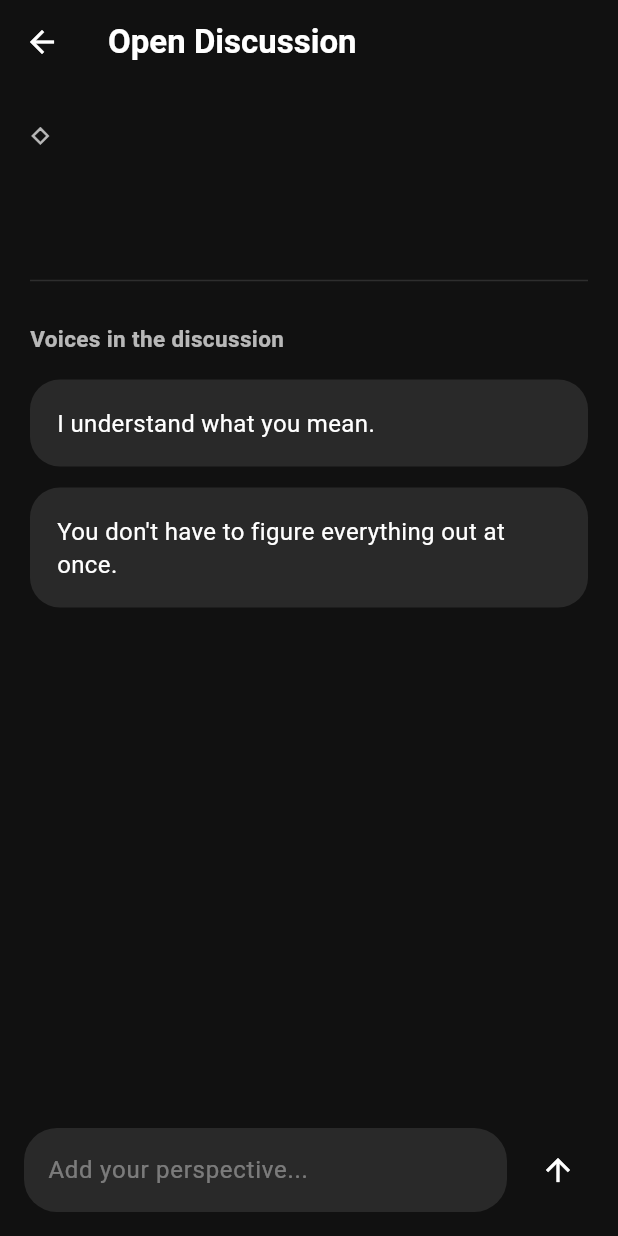
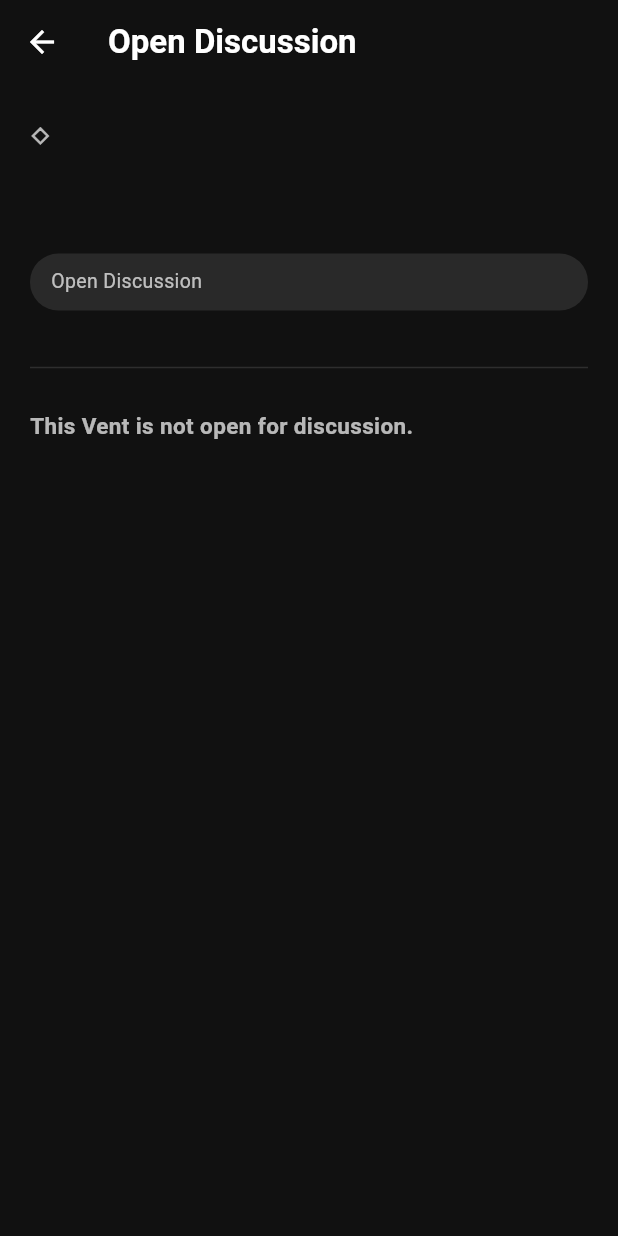
Before and after one commit to noyajesse/ventvo, a Flutter app: the DiscussionScreen screen opened directly with empty values, on a phone screen of 412 x 824 dp. Run offline on Flutter 3.47's test engine with Material 3 defaults, Android fonts, the phone set to English and light mode, and no system bars; our stand-ins replace flutter_riverpod, shared_preferences; accounts and stored records are empty.

Commit message:
fix: enforce Vent response intent in discussion

```diff
--- a/lib/features/discussion/screen/discussion_screen.dart
+++ b/lib/features/discussion/screen/discussion_screen.dart
@@ -11,17 +11,14 @@ class DiscussionScreen extends StatefulWidget {
   });
 
   @override
-  State<DiscussionScreen> createState() =>
-      _DiscussionScreenState();
+  State<DiscussionScreen> createState() => _DiscussionScreenState();
 }
 
-class _DiscussionScreenState
-    extends State<DiscussionScreen> {
-  final TextEditingController controller =
-      TextEditingController();
+class _DiscussionScreenState extends State<DiscussionScreen> {
+  final TextEditingController controller = TextEditingController();
 
   final List<String> responses = [
-    "I understand what you mean.",
+    'I understand what you mean.',
     "You don't have to figure everything out at once.",
   ];
 
@@ -44,26 +41,22 @@ class _DiscussionScreenState
 
   @override
   Widget build(BuildContext context) {
+    final isOpenDiscussion = widget.vent.isOpenDiscussion;
+
     return Scaffold(
       backgroundColor: const Color(0xFF111111),
-
       appBar: AppBar(
         backgroundColor: const Color(0xFF111111),
         elevation: 0,
-
         title: const Text(
-          "Open Discussion",
+          Vent.openDiscussion,
           style: TextStyle(
             color: Colors.white,
             fontWeight: FontWeight.bold,
           ),
         ),
-
-        iconTheme: const IconThemeData(
-          color: Colors.white,
+        iconTheme: const IconThemeData(color: Colors.white),
       ),
-      ),
-
       body: Column(
         children: [
           Expanded(
@@ -71,16 +64,14 @@ class _DiscussionScreenState
               padding: const EdgeInsets.all(20),
               children: [
                 Text(
-                  "◇ ${widget.vent.voiceMark}",
+                  '◇ ${widget.vent.voiceMark}',
                   style: const TextStyle(
                     color: Colors.white70,
                     fontSize: 18,
                     fontWeight: FontWeight.bold,
                   ),
                 ),
-
                 const SizedBox(height: 18),
-
                 Text(
                   widget.vent.content,
                   style: const TextStyle(
@@ -89,37 +80,46 @@ class _DiscussionScreenState
                     height: 1.4,
                   ),
                 ),
-
+                const SizedBox(height: 20),
+                Container(
+                  padding: const EdgeInsets.symmetric(
+                    horizontal: 14,
+                    vertical: 9,
+                  ),
+                  decoration: BoxDecoration(
+                    color: Colors.white10,
+                    borderRadius: BorderRadius.circular(20),
+                  ),
+                  child: const Text(
+                    Vent.openDiscussion,
+                    style: TextStyle(
+                      color: Colors.white70,
+                      fontSize: 13,
+                    ),
+                  ),
+                ),
                 const SizedBox(height: 30),
-
-                const Divider(
-                  color: Colors.white12,
-                ),
-
+                const Divider(color: Colors.white12),
                 const SizedBox(height: 20),
-
-                const Text(
-                  "Voices in the discussion",
-                  style: TextStyle(
+                Text(
+                  isOpenDiscussion
+                      ? 'Voices in the discussion'
+                      : 'This Vent is not open for discussion.',
+                  style: const TextStyle(
                     color: Colors.white70,
                     fontSize: 15,
                     fontWeight: FontWeight.bold,
                   ),
                 ),
-
+                if (isOpenDiscussion) ...[
                   const SizedBox(height: 15),
-
                   ...responses.map(
-                  (response) {
-                    return Container(
-                      margin: const EdgeInsets.only(
-                        bottom: 14,
-                      ),
+                    (response) => Container(
+                      margin: const EdgeInsets.only(bottom: 14),
                       padding: const EdgeInsets.all(18),
                       decoration: BoxDecoration(
                         color: Colors.white10,
-                        borderRadius:
-                            BorderRadius.circular(20),
+                        borderRadius: BorderRadius.circular(20),
                       ),
                       child: Text(
                         response,
@@ -129,55 +129,35 @@ class _DiscussionScreenState
                           height: 1.4,
                         ),
                       ),
-                    );
-                  },
                     ),
+                  ),
+                ],
               ],
             ),
           ),
-
+          if (isOpenDiscussion)
             Container(
-            padding: const EdgeInsets.fromLTRB(
-              16,
-              10,
-              16,
-              16,
-            ),
+              padding: const EdgeInsets.fromLTRB(16, 10, 16, 16),
               color: const Color(0xFF111111),
-
               child: Row(
                 children: [
                   Expanded(
                     child: TextField(
                       controller: controller,
-
-                    style: const TextStyle(
-                      color: Colors.white,
-                    ),
-
+                      style: const TextStyle(color: Colors.white),
                       decoration: InputDecoration(
-                      hintText:
-                          "Add your perspective...",
-
-                      hintStyle:
-                          const TextStyle(
-                        color: Colors.white38,
-                      ),
-
+                        hintText: 'Add your perspective...',
+                        hintStyle: const TextStyle(color: Colors.white38),
                         filled: true,
                         fillColor: Colors.white10,
-
                         border: OutlineInputBorder(
-                        borderRadius:
-                            BorderRadius.circular(22),
+                          borderRadius: BorderRadius.circular(22),
                           borderSide: BorderSide.none,
                         ),
                       ),
                     ),
                   ),
-
                   const SizedBox(width: 10),
-
                   IconButton(
                     onPressed: addResponse,
                     icon: const Icon(
```
Lines whose indentation alone changed are shown as unchanged.
